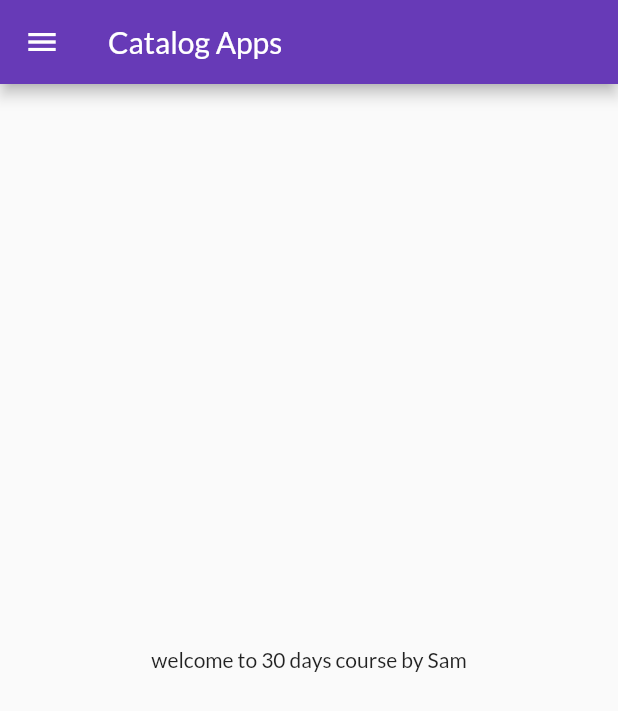
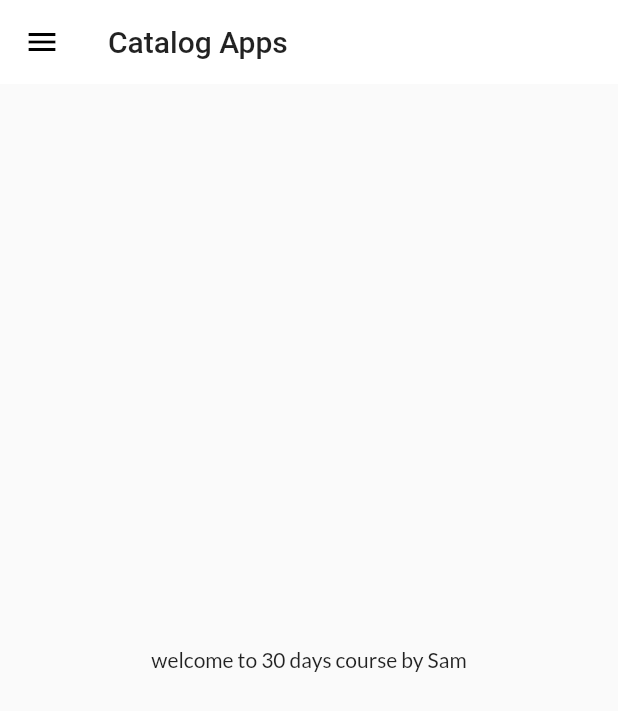
Before and after one commit to Sampreethvr2023/30DaysOfFlutterLearning, a Flutter app: the screen it shows after launch, on a phone screen of 412 x 824 dp. Shown: the top 711 px of the screen. Run offline on Flutter 3.47's test engine with Material 2 defaults, Android fonts, the phone set to English and light mode, and no system bars; our stand-ins replace google_fonts.

Commit message:
themes extracted

```diff
--- a/lib/main.dart
+++ b/lib/main.dart
@@ -2,6 +2,7 @@ import 'package:flutter/material.dart';
 import 'package:flutter_catalog/pages/home_page.dart';
 import 'package:flutter_catalog/pages/login_page.dart';
 import 'package:flutter_catalog/utils/routes.dart';
+import 'package:flutter_catalog/widgets/themes.dart';
 import 'package:google_fonts/google_fonts.dart';
 
 void main() {
@@ -17,12 +18,8 @@ class MyApp extends StatelessWidget {
       // home: HomePage(),  // refer line 26
       themeMode: ThemeMode.light,
       debugShowCheckedModeBanner: false,
-      theme: ThemeData(
-          primarySwatch: Colors.deepPurple,
-          fontFamily: GoogleFonts.lato().fontFamily),
-      darkTheme: ThemeData(
-        brightness: Brightness.dark,
-      ),
+      theme: MyTheme.lightTheme(context),
+      darkTheme: MyTheme.darkTheme(context),
       routes: {
         "/": (context) => const LoginPage(),
         MyRoutes.homeRoute: (context) =>
--- /dev/null
+++ b/lib/widgets/themes.dart
@@ -0,0 +1,18 @@
+import 'package:flutter/material.dart';
+import 'package:google_fonts/google_fonts.dart';
+
+class MyTheme {
+  static ThemeData lightTheme(BuildContext context) => ThemeData(
+        primarySwatch: Colors.deepPurple,
+        fontFamily: GoogleFonts.lato().fontFamily,
+        appBarTheme: AppBarTheme(
+            color: Colors.white,
+            elevation: 0,
+            iconTheme: IconThemeData(color: Colors.black),
+            titleTextStyle: Theme.of(context).textTheme.titleLarge),
+      );
+
+  static ThemeData darkTheme(BuildContext context) => ThemeData(
+        brightness: Brightness.dark,
+      );
+}
```
